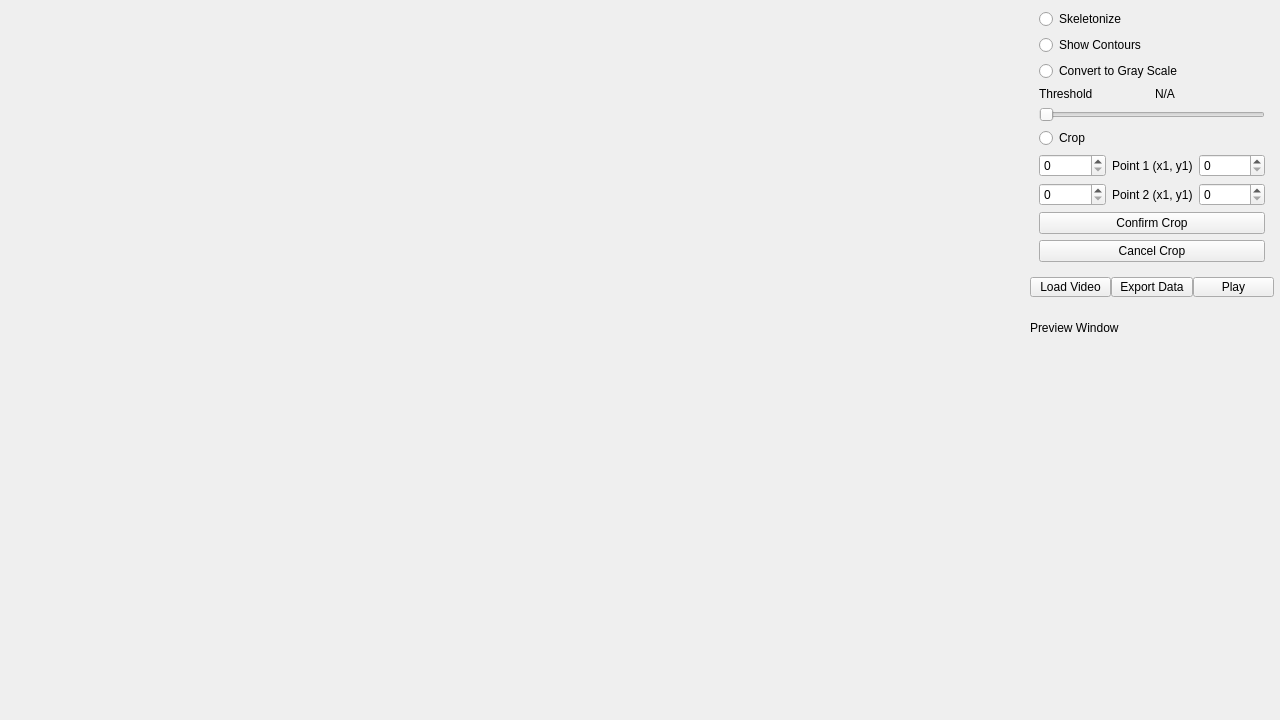
Old version of the form form.ui in the repository prajwaltr93/Image-Processing-Util.
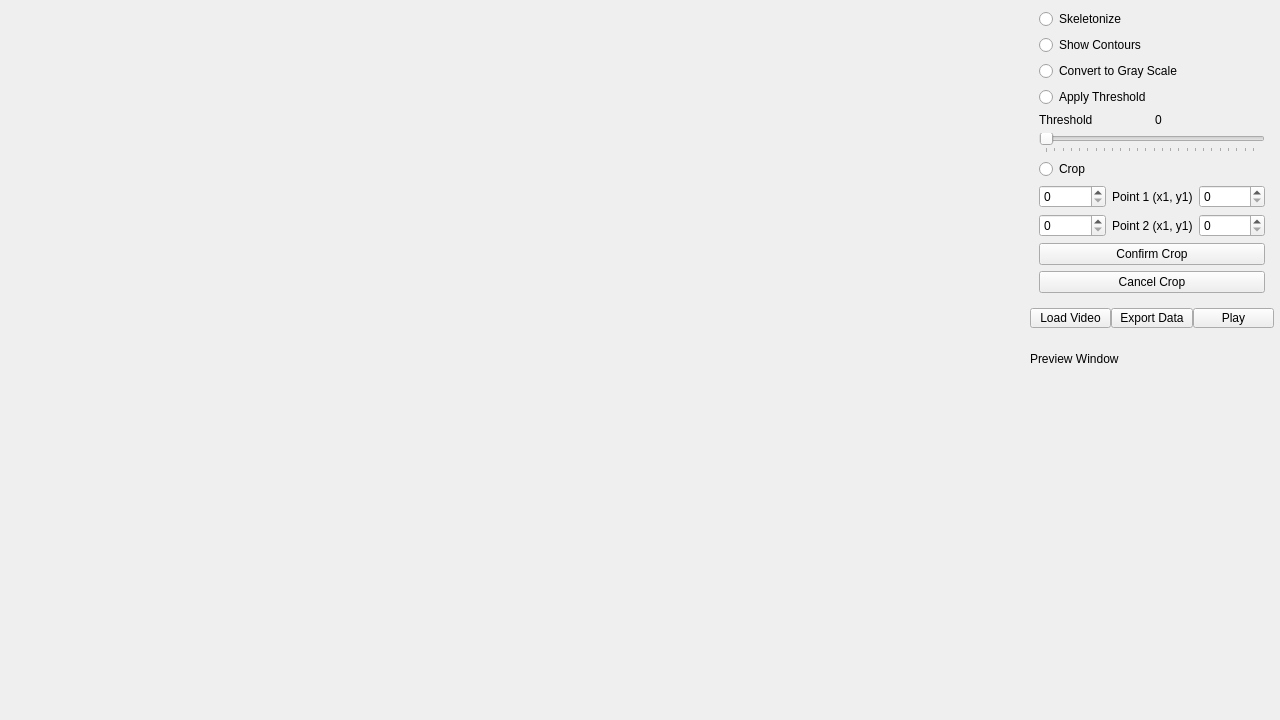
New version of the form.

Commit message: fix: threshold preview

Diff of the .ui file:
```diff
--- a/form.ui
+++ b/form.ui
@@ -32,7 +32,7 @@
      <x>1030</x>
      <y>0</y>
      <width>244</width>
-     <height>598</height>
+     <height>599</height>
     </rect>
    </property>
    <layout class="QVBoxLayout" name="verticalLayout_3">
@@ -62,6 +62,13 @@
        </item>
        <item>
         <layout class="QVBoxLayout" name="verticalLayout">
+         <item>
+          <widget class="QRadioButton" name="applyThresholdButton">
+           <property name="text">
+            <string>Apply Threshold</string>
+           </property>
+          </widget>
+         </item>
          <item>
           <layout class="QHBoxLayout" name="horizontalLayout">
            <item>
@@ -86,7 +93,7 @@
               </size>
              </property>
              <property name="text">
-              <string>N/A</string>
+              <string>0</string>
              </property>
             </widget>
            </item>
@@ -100,9 +107,15 @@
              <height>20</height>
             </size>
            </property>
+           <property name="maximum">
+            <number>255</number>
+           </property>
            <property name="orientation">
             <enum>Qt::Horizontal</enum>
            </property>
+           <property name="tickPosition">
+            <enum>QSlider::TicksBelow</enum>
+           </property>
           </widget>
          </item>
         </layout>
```
Left out of the diff: 4 changed lines with no effect on the pictures. The commit also changes 2 other files.
